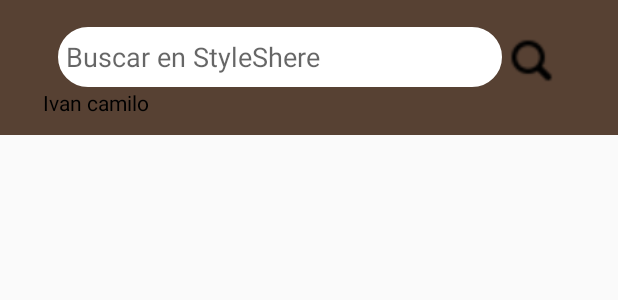
After one commit to IvanJulio05/StyleSphere, an Android app: the layout custom_toolbar_home.xml on its own in the app's theme, with its tools: preview values and no code run, on a phone screen of 412 x 824 dp. The commit adds this screen. Shown: the top 300 px of the screen. Run offline under Robolectric (Android 15) with nearby library versions, the phone set to English and light mode, and no system bars.

Commit message:
se actualizo la apariencia del home y se agrego el buscado

```diff
--- a/app/src/main/AndroidManifest.xml
+++ b/app/src/main/AndroidManifest.xml
@@ -30,7 +30,8 @@
         </activity>
         <activity
             android:name=".Home"
-            android:exported="false">
+            android:exported="false"
+            android:theme="@style/AppTheme2">
             <meta-data
                 android:name="android.app.lib_name"
                 android:value="" />
--- a/app/src/main/java/com/example/tiendaropa/Home.java
+++ b/app/src/main/java/com/example/tiendaropa/Home.java
@@ -41,6 +41,7 @@ public class Home extends AppCompatActivity {
 
         //Guardado de datos en la base de datos Firestora
         guardarUsuario();
+        loadFragment(inicioFragment);
     }
 
     private final BottomNavigationView.OnNavigationItemSelectedListener mOnNavigationItemSelectListener = new BottomNavigationView.OnNavigationItemSelectedListener() {
--- a/app/src/main/java/com/example/tiendaropa/Models/Product.java
+++ b/app/src/main/java/com/example/tiendaropa/Models/Product.java
@@ -109,6 +109,7 @@ public class Product {
         this.typeProduct = typeProduct.toString();
     }
 
+
     @Override
     public String toString() {
         return "Product{" +
--- a/app/src/main/java/com/example/tiendaropa/PerfilFragment.java
+++ b/app/src/main/java/com/example/tiendaropa/PerfilFragment.java
@@ -98,9 +98,9 @@ public class PerfilFragment extends Fragment {
                              Bundle savedInstanceState) {
         // Inflate the layout for this fragment
 
-        if(getActivity() != null && getActivity() instanceof AppCompatActivity){
+        /*if(getActivity() != null && getActivity() instanceof AppCompatActivity){
             ((AppCompatActivity) getActivity()).getSupportActionBar().hide();
-        }
+        }*/
 
         View view = inflater.inflate(R.layout.fragment_perfil,container,false);
         photoPefilUser = (ImageView) view.findViewById(R.id.imageView5);
--- a/app/src/main/java/com/example/tiendaropa/Vender.java
+++ b/app/src/main/java/com/example/tiendaropa/Vender.java
@@ -86,7 +86,7 @@ public class Vender extends AppCompatActivity {
         product.setStock(Integer.parseInt(stock.getText().toString()));
         product.setDescription(description.getText().toString());
         product.setSize(size.getText().toString());
-        product.setFreeShipping(envioGratis.isSelected());
+        product.setFreeShipping(envioGratis.isChecked());
         product.setBrand(brand.getText().toString());
 
         switch (selectedOption){
--- a/app/src/main/java/com/example/tiendaropa/recycleView/MyAdapter.java
+++ b/app/src/main/java/com/example/tiendaropa/recycleView/MyAdapter.java
@@ -34,6 +34,7 @@ public class MyAdapter extends RecyclerView.Adapter<MyViewHolder>{
     public void onBindViewHolder(@NonNull MyViewHolder holder, int position) {
         holder.nameView.setText(products.get(position).getName());
         holder.priceView.setText("$"+products.get(position).getPrice());
+        holder.description.setText(products.get(position).getDescription());
         Glide.with(context).load(products.get(position).getUrl_img()).into(holder.imageView);
         if(products.get(position).isFreeShipping()){
             holder.shipmentView.setText("Envio Gratis");
--- a/app/src/main/java/com/example/tiendaropa/recycleView/MyViewHolder.java
+++ b/app/src/main/java/com/example/tiendaropa/recycleView/MyViewHolder.java
@@ -13,7 +13,7 @@ import com.example.tiendaropa.R;
 public class MyViewHolder extends RecyclerView.ViewHolder {
 
     ImageView imageView;
-    TextView nameView,priceView,shipmentView;//envio
+    TextView nameView,priceView,shipmentView,description;//envio
 
     public MyViewHolder(@NonNull View itemView) {
         super(itemView);
@@ -21,5 +21,6 @@ public class MyViewHolder extends RecyclerView.ViewHolder {
         nameView = itemView.findViewById(R.id.nombre);
         priceView =itemView.findViewById(R.id.precio);
         shipmentView = itemView.findViewById(R.id.envio);
+        description=itemView.findViewById(R.id.descripcionMini);
     }
 }
--- /dev/null
+++ b/app/src/main/res/drawable/buscardor.xml
@@ -0,0 +1,6 @@
+<?xml version="1.0" encoding="utf-8"?>
+<shape xmlns:android="http://schemas.android.com/apk/res/android">
+    <solid android:color="@color/white"/>
+    <stroke android:width="2dp" android:color="@color/white"/>
+    <corners android:radius="50dp"/>
+</shape>
--- /dev/null
+++ b/app/src/main/res/layout/custom_toolbar_home.xml
@@ -0,0 +1,50 @@
+<?xml version="1.0" encoding="utf-8"?>
+<com.google.android.material.appbar.MaterialToolbar xmlns:android="http://schemas.android.com/apk/res/android"
+    android:layout_width="match_parent"
+    android:layout_height="90dp"
+    android:background="#574133">
+
+    <RelativeLayout
+        android:layout_width="match_parent"
+        android:layout_height="90dp"
+        android:background="#574133"
+        android:padding="0dp"
+        android:layout_marginLeft="0dp">
+
+        <ImageView
+            android:layout_width="35dp"
+            android:layout_height="35dp"
+            android:layout_alignParentEnd="true"
+            android:layout_alignParentBottom="true"
+            android:layout_marginEnd="40dp"
+            android:layout_marginBottom="32dp"
+            android:backgroundTint="@color/white"
+            android:src="@drawable/lupa" />
+
+        <EditText
+            android:id="@+id/buscador"
+            android:layout_width="296dp"
+            android:layout_height="40dp"
+            android:layout_alignParentEnd="true"
+            android:layout_alignParentBottom="true"
+            android:layout_marginStart="22dp"
+            android:layout_marginLeft="10dp"
+            android:layout_marginEnd="77dp"
+            android:layout_marginBottom="32dp"
+            android:background="@drawable/buscardor"
+            android:hint="Buscar en StyleShere"
+            android:padding="5dp" />
+
+        <TextView
+            android:id="@+id/emailUser"
+            android:layout_width="315dp"
+            android:layout_height="wrap_content"
+            android:layout_alignParentEnd="true"
+            android:layout_alignParentBottom="true"
+            android:layout_marginEnd="68dp"
+            android:layout_marginBottom="12dp"
+            android:text="Ivan camilo"
+            android:textColor="@color/black" />
+
+    </RelativeLayout>
+</com.google.android.material.appbar.MaterialToolbar>
```
Also changed, not shown: app/src/main/java/com/example/tiendaropa/InicioFragment.java (+10 -1 lines), app/src/main/java/com/example/tiendaropa/Services/ProductService.java (+41 -0 lines), app/src/main/res/layout/fragment_inicio.xml (+17 -3 lines), app/src/main/res/layout/item_view.xml (+16 -4 lines), app/src/main/res/drawable-v24/lupa.png (added).
